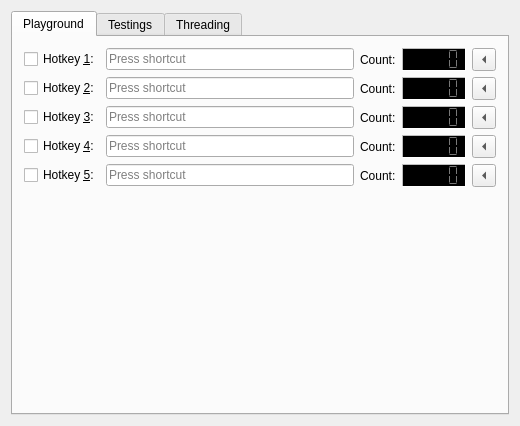
This is HotkeyTest/hottestwidget.ui in Skycoder42/QHotkey as Qt 5 draws it before an edit. The edited form follows.
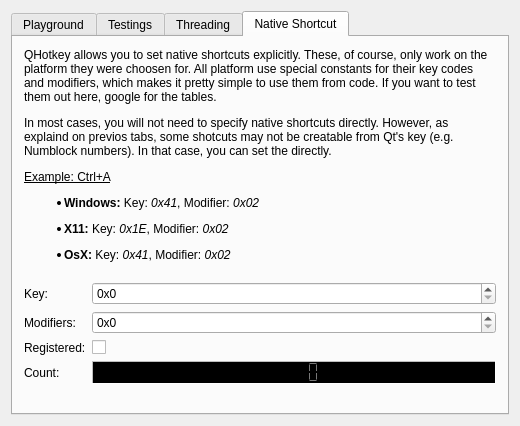
This is the edited form.

Commit message: added native shortcut support (win)

Diff of the .ui file:
```diff
--- a/HotkeyTest/hottestwidget.ui
+++ b/HotkeyTest/hottestwidget.ui
@@ -17,7 +17,7 @@
    <item>
     <widget class="QTabWidget" name="tabWidget">
      <property name="currentIndex">
-      <number>0</number>
+      <number>3</number>
      </property>
      <widget class="QWidget" name="playTab">
       <attribute name="title">
@@ -965,6 +965,194 @@
        </item>
       </layout>
      </widget>
+     <widget class="QWidget" name="nativeTab">
+      <attribute name="title">
+       <string>Native Shortcut</string>
+      </attribute>
+      <layout class="QVBoxLayout" name="verticalLayout_4" stretch="0,1">
+       <item>
+        <widget class="QLabel" name="label_8">
+         <property name="text">
+          <string>&lt;html&gt;&lt;head/&gt;&lt;body&gt;&lt;p&gt;QHotkey allows you to set native shortcuts explicitly. These, of course, only work on the platform they were choosen for. All platform use special constants for their key codes and modifiers, which makes it pretty simple to use them from code. If you want to test them out here, google for the tables.&lt;/p&gt;&lt;p&gt;In most cases, you will not need to specify native shortcuts directly. However, as explaind on previos tabs, some shotcuts may not be creatable from Qt's key (e.g. Numblock numbers). In that case, you can set the directly.&lt;/p&gt;&lt;p&gt;&lt;span style=&quot; text-decoration: underline;&quot;&gt;Example: Ctrl+A&lt;/span&gt;&lt;/p&gt;&lt;ul style=&quot;margin-top: 0px; margin-bottom: 0px; margin-left: 0px; margin-right: 0px; -qt-list-indent: 1;&quot;&gt;&lt;li style=&quot; margin-top:12px; margin-bottom:0px; margin-left:0px; margin-right:0px; -qt-block-indent:0; text-indent:0px;&quot;&gt;&lt;span style=&quot; font-weight:600;&quot;&gt;Windows:&lt;/span&gt; Key: &lt;span style=&quot; font-style:italic;&quot;&gt;0x41&lt;/span&gt;, Modifier: &lt;span style=&quot; font-style:italic;&quot;&gt;0x02&lt;/span&gt;&lt;/li&gt;&lt;li style=&quot; margin-top:12px; margin-bottom:0px; margin-left:0px; margin-right:0px; -qt-block-indent:0; text-indent:0px;&quot;&gt;&lt;span style=&quot; font-weight:600;&quot;&gt;X11:&lt;/span&gt; Key: &lt;span style=&quot; font-style:italic;&quot;&gt;0x1E&lt;/span&gt;, Modifier: &lt;span style=&quot; font-style:italic;&quot;&gt;0x02&lt;/span&gt;&lt;/li&gt;&lt;li style=&quot; margin-top:12px; margin-bottom:0px; margin-left:0px; margin-right:0px; -qt-block-indent:0; text-indent:0px;&quot;&gt;&lt;span style=&quot; font-weight:600;&quot;&gt;OsX:&lt;/span&gt; Key: &lt;span style=&quot; font-style:italic;&quot;&gt;0x41&lt;/span&gt;, Modifier: &lt;span style=&quot; font-style:italic;&quot;&gt;0x02&lt;/span&gt;&lt;span style=&quot; text-decoration: underline;&quot;&gt;&lt;br/&gt;&lt;/span&gt;&lt;/li&gt;&lt;/ul&gt;&lt;/body&gt;&lt;/html&gt;</string>
+         </property>
+         <property name="wordWrap">
+          <bool>true</bool>
+         </property>
+        </widget>
+       </item>
+       <item>
+        <layout class="QFormLayout" name="formLayout_2">
+         <item row="0" column="0">
+          <widget class="QLabel" name="keyLabel">
+           <property name="text">
+            <string>Key:</string>
+           </property>
+          </widget>
+         </item>
+         <item row="0" column="1">
+          <widget class="QSpinBox" name="nativeKeySpinBox">
+           <property name="prefix">
+            <string>0x</string>
+           </property>
+           <property name="maximum">
+            <number>999999999</number>
+           </property>
+           <property name="displayIntegerBase">
+            <number>16</number>
+           </property>
+          </widget>
+         </item>
+         <item row="1" column="0">
+          <widget class="QLabel" name="modifiersLabel">
+           <property name="text">
+            <string>Modifiers:</string>
+           </property>
+          </widget>
+         </item>
+         <item row="1" column="1">
+          <widget class="QSpinBox" name="nativeModifiersSpinBox">
+           <property name="prefix">
+            <string>0x</string>
+           </property>
+           <property name="maximum">
+            <number>999999999</number>
+           </property>
+           <property name="displayIntegerBase">
+            <number>16</number>
+           </property>
+          </widget>
+         </item>
+         <item row="3" column="0">
+          <widget class="QLabel" name="countLabel">
+           <property name="text">
+            <string>Count:</string>
+           </property>
+          </widget>
+         </item>
+         <item row="3" column="1">
+          <widget class="QLCDNumber" name="nativeCount">
+           <property name="enabled">
+            <bool>false</bool>
+           </property>
+           <property name="palette">
+            <palette>
+             <active>
+              <colorrole role="WindowText">
+               <brush brushstyle="SolidPattern">
+                <color alpha="255">
+                 <red>85</red>
+                 <green>255</green>
+                 <blue>0</blue>
+                </color>
+               </brush>
+              </colorrole>
+              <colorrole role="Base">
+               <brush brushstyle="SolidPattern">
+                <color alpha="255">
+                 <red>255</red>
+                 <green>255</green>
+                 <blue>255</blue>
+                </color>
+               </brush>
+              </colorrole>
+              <colorrole role="Window">
+               <brush brushstyle="SolidPattern">
+                <color alpha="255">
+                 <red>0</red>
+                 <green>0</green>
+                 <blue>0</blue>
+                </color>
+               </brush>
+              </colorrole>
+             </active>
+             <inactive>
+              <colorrole role="WindowText">
+               <brush brushstyle="SolidPattern">
+                <color alpha="255">
+                 <red>85</red>
+                 <green>255</green>
+                 <blue>0</blue>
+                </color>
+               </brush>
+              </colorrole>
+              <colorrole role="Base">
+               <brush brushstyle="SolidPattern">
+                <color alpha="255">
+                 <red>255</red>
+                 <green>255</green>
+                 <blue>255</blue>
+                </color>
+               </brush>
+              </colorrole>
+              <colorrole role="Window">
+               <brush brushstyle="SolidPattern">
+                <color alpha="255">
+                 <red>0</red>
+                 <green>0</green>
+                 <blue>0</blue>
+                </color>
+               </brush>
+              </colorrole>
+             </inactive>
+             <disabled>
+              <colorrole role="WindowText">
+               <brush brushstyle="SolidPattern">
+                <color alpha="255">
+                 <red>120</red>
+                 <green>120</green>
+                 <blue>120</blue>
+                </color>
+               </brush>
+              </colorrole>
+              <colorrole role="Base">
+               <brush brushstyle="SolidPattern">
+                <color alpha="255">
+                 <red>0</red>
+                 <green>0</green>
+                 <blue>0</blue>
+                </color>
+               </brush>
+              </colorrole>
+              <colorrole role="Window">
+               <brush brushstyle="SolidPattern">
+                <color alpha="255">
+                 <red>0</red>
+                 <green>0</green>
+                 <blue>0</blue>
+                </color>
+               </brush>
+              </colorrole>
+             </disabled>
+            </palette>
+           </property>
+           <property name="autoFillBackground">
+            <bool>true</bool>
+           </property>
+           <property name="frameShape">
+            <enum>QFrame::Panel</enum>
+           </property>
+           <property name="frameShadow">
+            <enum>QFrame::Sunken</enum>
+           </property>
+           <property name="segmentStyle">
+            <enum>QLCDNumber::Flat</enum>
+           </property>
+          </widget>
+         </item>
+         <item row="2" column="0">
+          <widget class="QLabel" name="registeredLabel">
+           <property name="text">
+            <string>Registered:</string>
+           </property>
+          </widget>
+         </item>
+         <item row="2" column="1">
+          <widget class="QCheckBox" name="registeredCheckBox"/>
+         </item>
+        </layout>
+       </item>
+      </layout>
+     </widget>
     </widget>
    </item>
   </layout>
```
Left out of the diff: 128 changed lines with no effect on the pictures. The commit also changes 4 other files.
